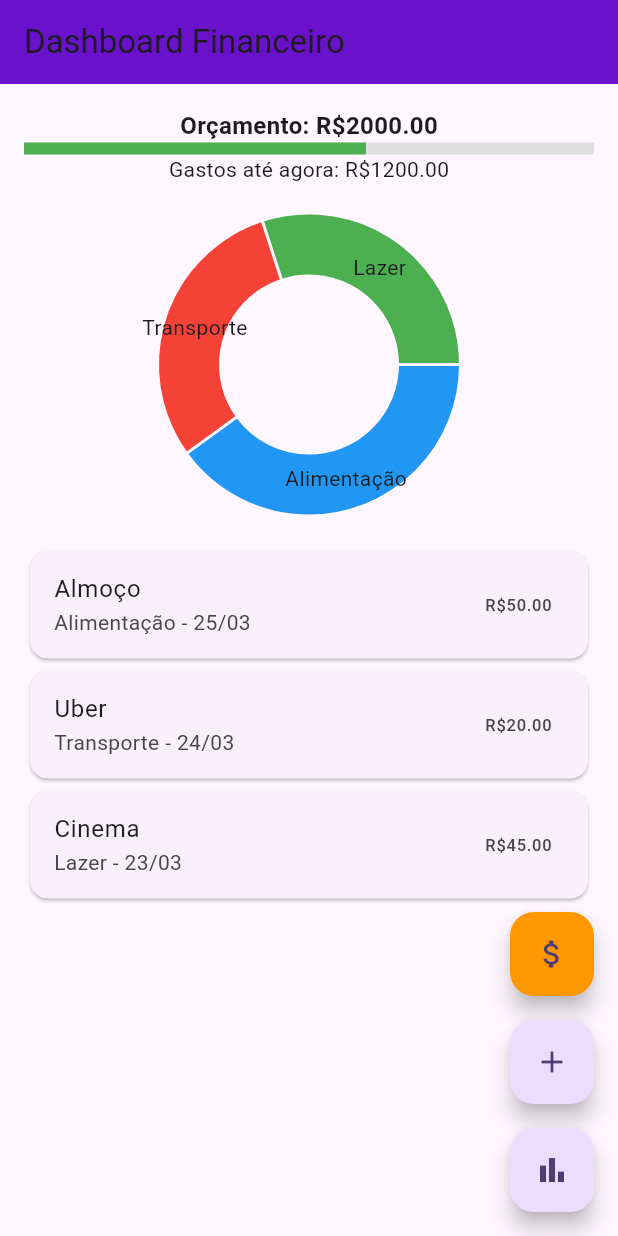
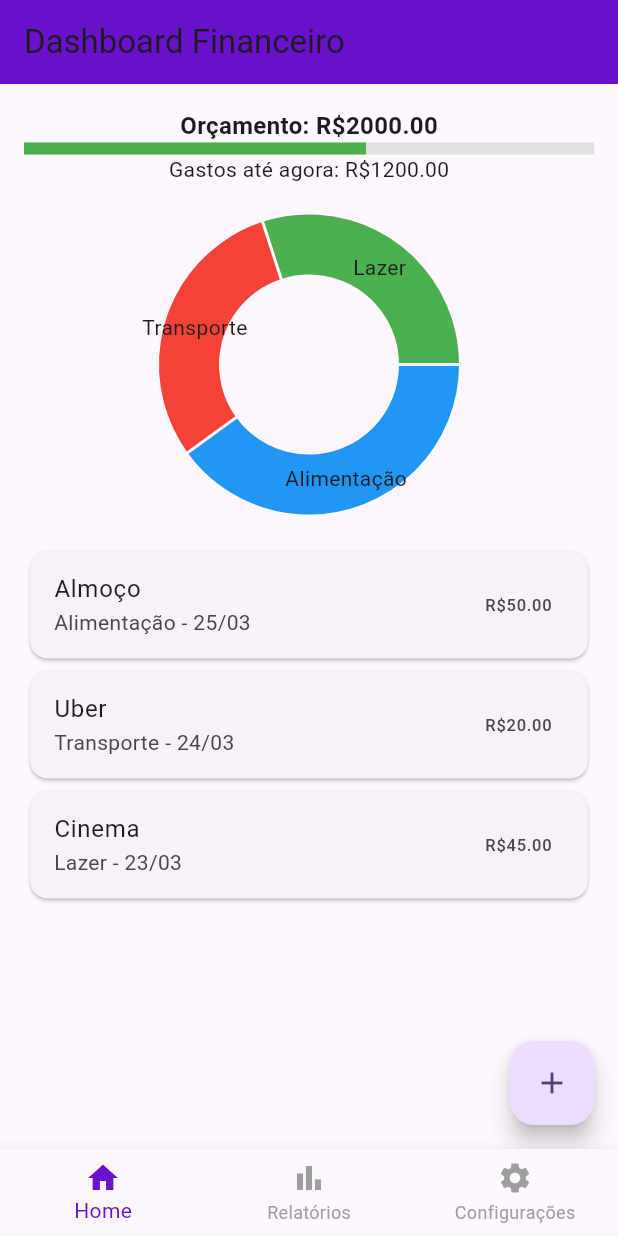
Before and after one commit to Lo-Janota/MyFinances, a Flutter app: the screen it shows after launch, after a tap on "Entrar", on a phone screen of 412 x 824 dp. Run offline on Flutter 3.47's test engine with Material 3 defaults, Android fonts, the phone set to English and light mode, and no system bars; drawn by our look-alikes of fl_chart; our stand-ins replace device_preview.

Commit message:
Melhorias nas telas e no codigo

```diff
--- a/my_finances/lib/screens/home_screen.dart
+++ b/my_finances/lib/screens/home_screen.dart
@@ -1,7 +1,8 @@
 import 'package:flutter/material.dart';
 import 'package:fl_chart/fl_chart.dart';
-import 'add_expense_screen.dart'; // Tela para adicionar despesas
-import 'reports_screen.dart'; // Tela de relatórios, crie esse arquivo se ainda não existir
+import 'add_expense_screen.dart';
+import 'reports_screen.dart';
+import 'settings_screen.dart'; // Crie essa tela se ainda não existir
 
 class HomeScreen extends StatefulWidget {
   @override
@@ -9,6 +10,7 @@ class HomeScreen extends StatefulWidget {
 }
 
 class _HomeScreenState extends State<HomeScreen> {
+  int _currentIndex = 0; // Controla a aba selecionada
   double totalGasto = 1200.0;
   double limiteOrcamento = 2000.0;
   List<Map<String, dynamic>> despesas = [
@@ -17,45 +19,51 @@ class _HomeScreenState extends State<HomeScreen> {
     {'nome': 'Cinema', 'valor': 45.0, 'categoria': 'Lazer', 'data': '23/03'},
   ];
 
-  void _setBudgetLimit() async {
-    final newLimit = await showDialog<double>(
-      context: context,
-      builder: (context) {
-        double tempLimit = limiteOrcamento;
-        return AlertDialog(
-          title: Text('Defina um novo limite de orçamento'),
-          content: TextField(
-            keyboardType: TextInputType.number,
-            decoration: InputDecoration(labelText: 'Novo limite'),
-            onChanged: (value) {
-              tempLimit = double.tryParse(value) ?? tempLimit;
-            },
-          ),
-          actions: [
-            TextButton(
-              onPressed: () {
-                Navigator.pop(context, tempLimit);
-              },
-              child: Text('Salvar'),
-            ),
-          ],
-        );
-      },
-    );
-
-    if (newLimit != null) {
+  // Alterar a tela exibida
+  void _onTabTapped(int index) {
     setState(() {
-        limiteOrcamento = newLimit;
+      _currentIndex = index;
     });
-    }
   }
 
   @override
   Widget build(BuildContext context) {
+    final List<Widget> _screens = [
+      _buildHomeScreen(), // Tela principal
+      ReportsScreen(), // Tela de Relatórios
+      SettingsScreen(), // Tela de Configurações (perfil)
+    ];
+
+    return Scaffold(
+      body: _screens[_currentIndex], // Exibe a tela selecionada
+      bottomNavigationBar: BottomNavigationBar(
+        currentIndex: _currentIndex,
+        onTap: _onTabTapped,
+        selectedItemColor: Color(0xFF6A11CB),
+        unselectedItemColor: Colors.grey,
+        items: [
+          BottomNavigationBarItem(
+            icon: Icon(Icons.home),
+            label: 'Home',
+          ),
+          BottomNavigationBarItem(
+            icon: Icon(Icons.bar_chart),
+            label: 'Relatórios',
+          ),
+          BottomNavigationBarItem(
+            icon: Icon(Icons.settings),
+            label: 'Configurações',
+          ),
+        ],
+      ),
+    );
+  }
+
+  Widget _buildHomeScreen() {
     return Scaffold(
       appBar: AppBar(
         title: Text('Dashboard Financeiro'),
-        backgroundColor: Color(0xFF6A11CB), // Mesma cor da tela de login
+        backgroundColor: Color(0xFF6A11CB),
       ),
       body: Padding(
         padding: const EdgeInsets.all(16.0),
@@ -69,17 +77,7 @@ class _HomeScreenState extends State<HomeScreen> {
           ],
         ),
       ),
-      floatingActionButton: Column(
-        mainAxisAlignment: MainAxisAlignment.end,
-        children: [
-          FloatingActionButton(
-            onPressed: _setBudgetLimit, // Botão para definir limite de orçamento
-            backgroundColor: Colors.orange,
-            child: Icon(Icons.attach_money),
-            tooltip: 'Definir Limite',
-          ),
-          SizedBox(height: 16),
-          FloatingActionButton(
+      floatingActionButton: FloatingActionButton(
         onPressed: () async {
           final newExpense = await Navigator.push(
             context,
@@ -95,19 +93,6 @@ class _HomeScreenState extends State<HomeScreen> {
         },
         child: Icon(Icons.add),
         tooltip: 'Adicionar Despesa',
-          ),
-          SizedBox(height: 16),
-          FloatingActionButton(
-            onPressed: () {
-              Navigator.push(
-                context,
-                MaterialPageRoute(builder: (context) => ReportsScreen()), // Navega para os relatórios
-              );
-            },
-            child: Icon(Icons.bar_chart),
-            tooltip: 'Relatórios',
-          ),
-        ],
       ),
     );
   }
--- a/my_finances/lib/screens/login_screen.dart
+++ b/my_finances/lib/screens/login_screen.dart
@@ -21,7 +21,7 @@ class LoginScreen extends StatelessWidget {
             child: Column(
               mainAxisSize: MainAxisSize.min,
               children: [
-                Image.asset('assets/logo.png', height: 120),
+                Image.asset('assets/images/logo.png', height: 120),
                 const SizedBox(height: 30),
                 _buildTextField(Icons.email, 'Email', false),
                 const SizedBox(height: 15),
```
Also changed, not shown: my_finances/lib/screens/settings_screen.dart (added, +16 -0 lines), my_finances/pubspec.yaml (+2 -11 lines), my_finances/assets/images/logo.png (renamed from my_finances/lib/assets/logo.png), 6 other files. Lines whose indentation alone changed are shown as unchanged.
